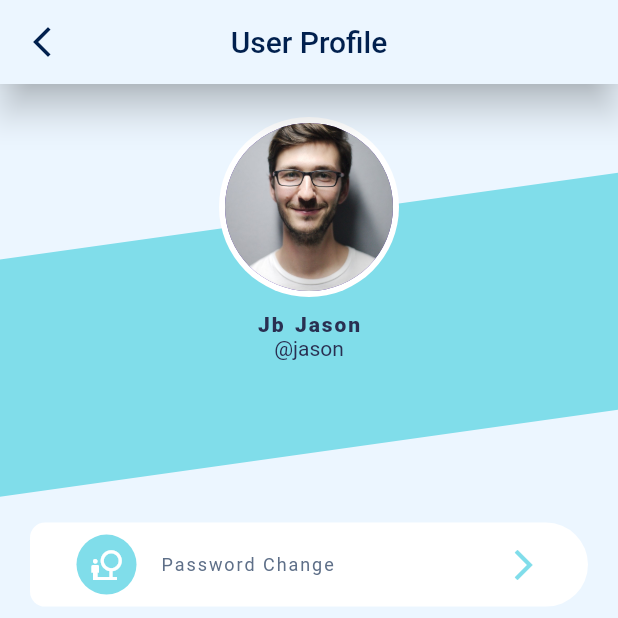
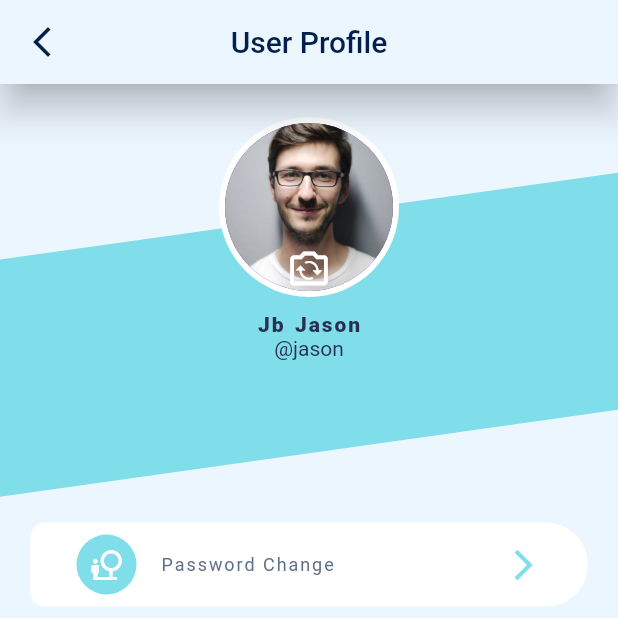
Before and after one commit to jubayer040/doctor_app, a Flutter app: the ProfileScreen screen opened by its route, on a phone screen of 412 x 824 dp, the top half of it. Run offline on Flutter 3.47's test engine with Material 2 defaults, Android fonts, the phone set to English and light mode, and no system bars; our stand-ins replace calendar_timeline.

Commit message:
Update profile_top_body.dart

```diff
--- a/lib/widgets/profile_widgets/profile_top_body.dart
+++ b/lib/widgets/profile_widgets/profile_top_body.dart
@@ -40,6 +40,10 @@ class PofileTopBody extends StatelessWidget {
                   child: CircleAvatar(
                     radius: 56,
                     backgroundImage: AssetImage('assets/2.jpg'),
+                    child: Align(
+                      alignment: Alignment.bottomCenter,
+                      child: Icon(Icons.flip_camera_ios_outlined, size: 30),
+                    ),
                   ),
                 ),
                 SizedBox(height: 10),
```
